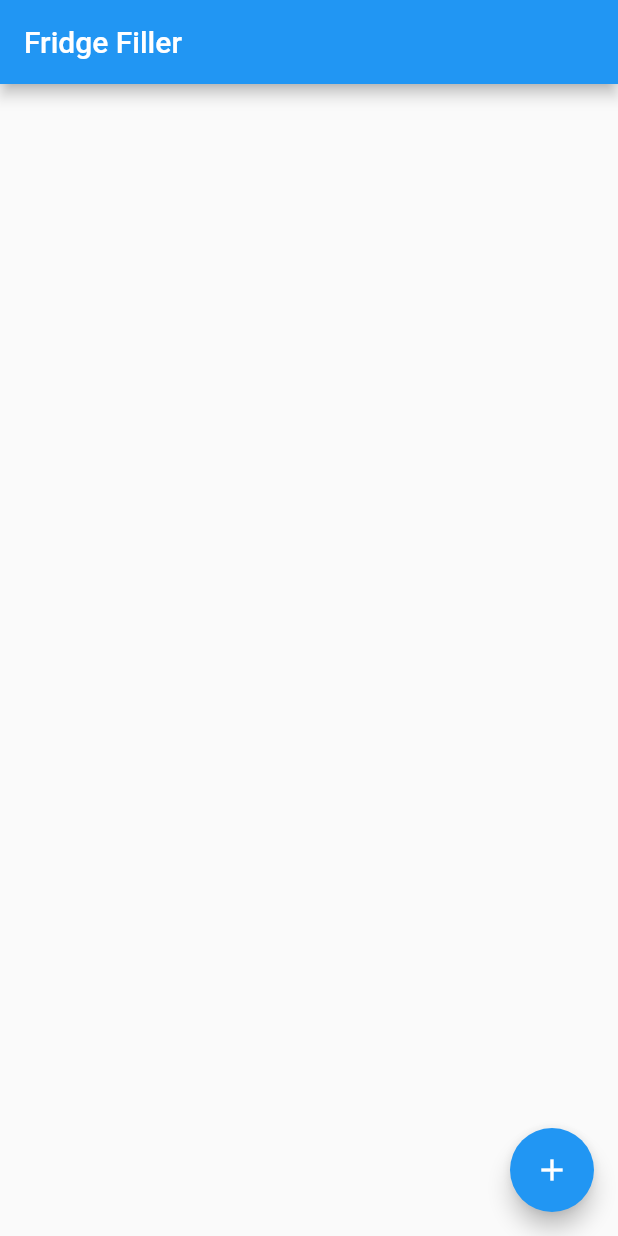
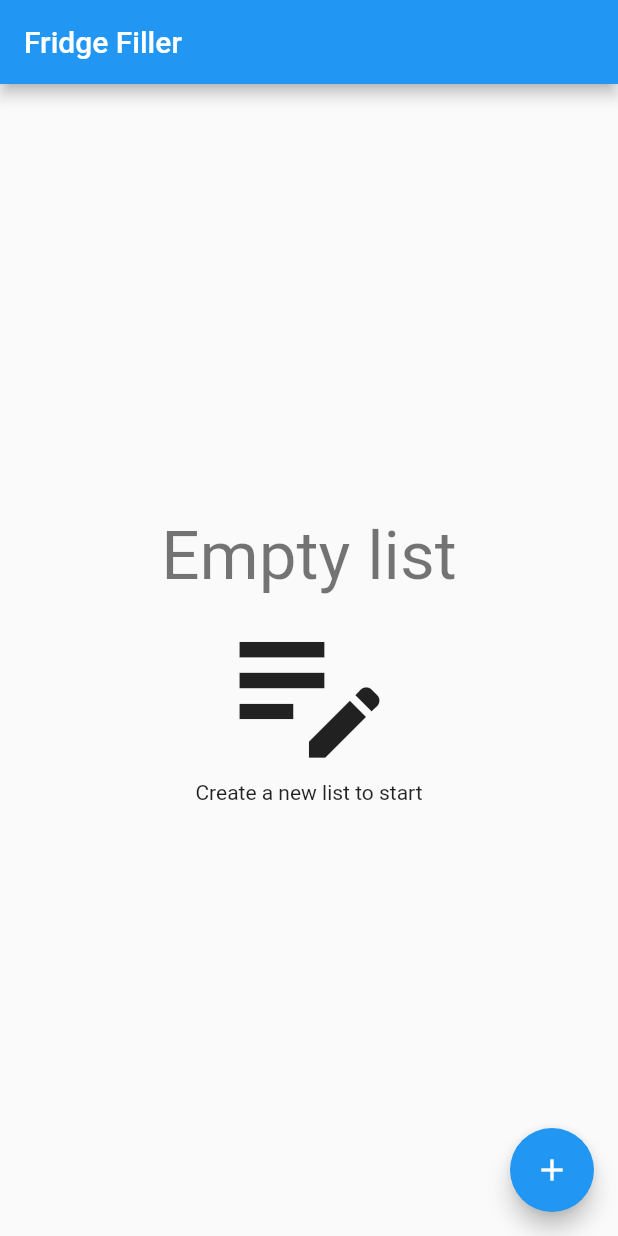
Before and after one commit to danielroehrig/fridge-filler, a Flutter app: the screen it shows after launch, on a phone screen of 412 x 824 dp. Run offline on Flutter 3.47's test engine with Material 2 defaults, Android fonts, the phone set to English and light mode, and no system bars; our stand-ins replace hive, hive_flutter; accounts and stored records are empty; generated files the repository leaves out were written again.

Commit message:
Add icon for empty list
Signed-off-by: Daniel Röhrig <mail@danielroehrig.de>

```diff
--- a/lib/l10n/app_de.arb
+++ b/lib/l10n/app_de.arb
@@ -7,5 +7,7 @@
     "confirmDeleteList": "Möchtest du wirklich die Liste \"{listName}\" löschen?",
     "cancel": "Abbruch",
     "delete": "Löschen",
-    "addItemToList": "Zur Liste hinzufügen"
+    "addItemToList": "Zur Liste hinzufügen",
+    "emptyList": "Leere Liste",
+    "addLists": "Erstelle eine neue Liste um anzufangen"
 }
--- a/lib/l10n/app_en.arb
+++ b/lib/l10n/app_en.arb
@@ -18,5 +18,7 @@
     },
     "cancel": "Cancel",
     "delete": "Delete",
-    "addItemToList": "Add item to list"
+    "addItemToList": "Add item to list",
+    "emptyList": "Empty list",
+    "addLists": "Create a new list to start"
 }
--- a/lib/pages/home_page.dart
+++ b/lib/pages/home_page.dart
@@ -1,3 +1,5 @@
+import 'dart:math';
+
 import 'package:flutter/material.dart';
 import 'package:flutter_gen/gen_l10n/app_localizations.dart';
 import 'package:fridge_filler/models/list_model.dart';
@@ -16,28 +18,57 @@ class _HomePageState extends State<HomePage> {
   AppLocalizations? _appLocalization;
   final _newListFormKey = GlobalKey<FormState>();
   final _newListNameController = TextEditingController();
+  late List<ListEntry> _lists;
+  late double _deviceWidth, _deviceHeight;
   @override
   Widget build(BuildContext context) {
     _databaseProvider = DatabaseProvider.of(context);
     _appLocalization = AppLocalizations.of(context)!;
+    _deviceWidth = MediaQuery.of(context).size.width;
+    _deviceHeight = MediaQuery.of(context).size.height;
+    _lists = _databaseProvider!.getLists();
     return Scaffold(
       appBar: AppBar(
         title: const Text("Fridge Filler"),
       ),
       floatingActionButton: _addListButton(),
-      body: Column(
+      body: _lists.isNotEmpty ? _showList(_lists) : _showEmptyList(context),
+    );
+  }
+
+  Column _showList(List<ListEntry> lists) {
+    return Column(
+      mainAxisSize: MainAxisSize.max,
+      crossAxisAlignment: CrossAxisAlignment.center,
+      mainAxisAlignment: MainAxisAlignment.center,
+      children: [
+        Expanded(child: _getLists(lists)),
+      ],
+    );
+  }
+
+  Center _showEmptyList(BuildContext context) {
+    return Center(
+      child: Column(
         mainAxisSize: MainAxisSize.max,
+        mainAxisAlignment: MainAxisAlignment.center,
         crossAxisAlignment: CrossAxisAlignment.center,
-        mainAxisAlignment: MainAxisAlignment.center,
         children: [
-          Expanded(child: _getLists()),
+          Text(
+            _appLocalization!.emptyList,
+            style: Theme.of(context).textTheme.headline3,
+          ),
+          Icon(
+            Icons.edit_note_outlined,
+            size: min(_deviceWidth, _deviceHeight) * 0.3,
+          ),
+          Text(_appLocalization!.addLists),
         ],
       ),
     );
   }
 
-  Widget _getLists() {
-    var lists = _databaseProvider!.getLists();
+  Widget _getLists(List<ListEntry> lists) {
     return ReorderableListView.builder(
       itemCount: lists.length,
       itemBuilder: (context, index) {
```
